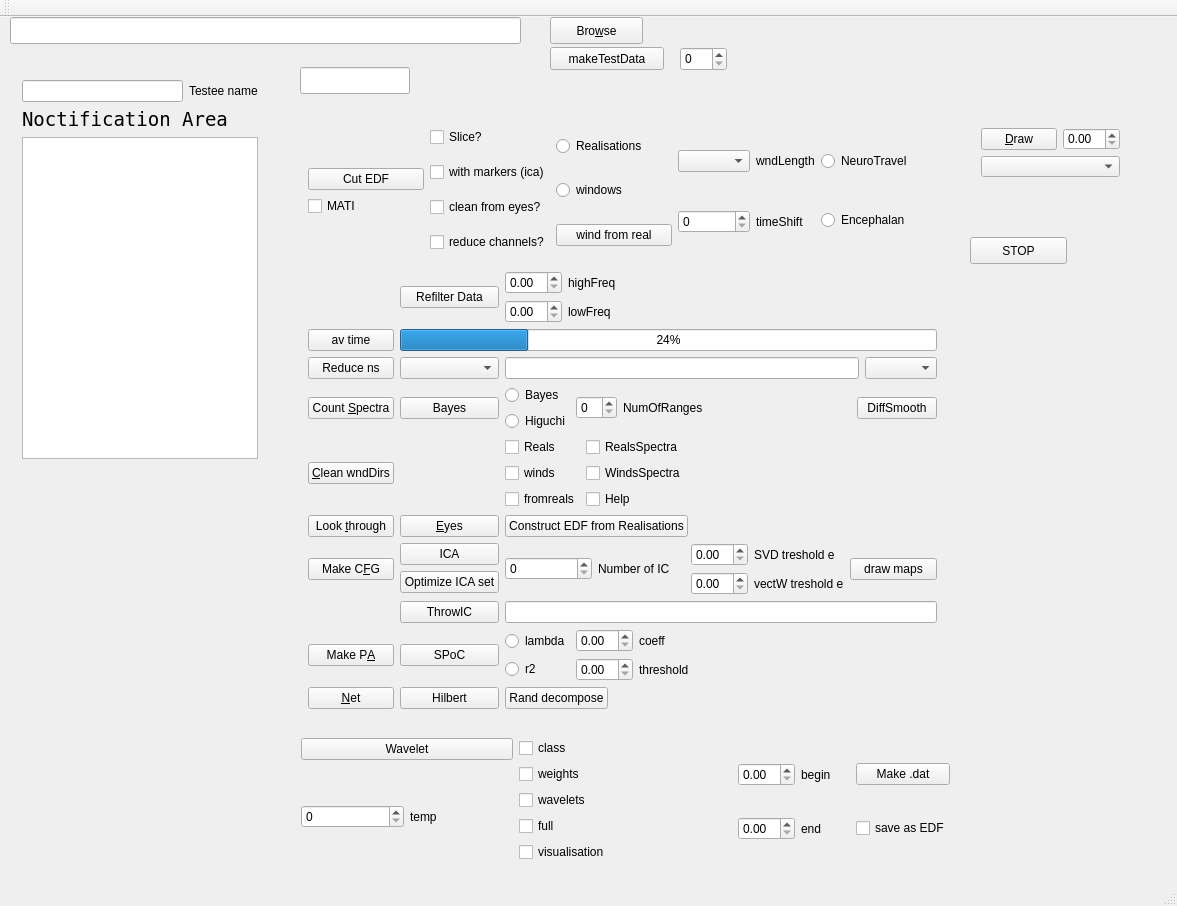
ArtfulVampire/SecondGUIrepo, file mainwindow.ui: the form before one commit.
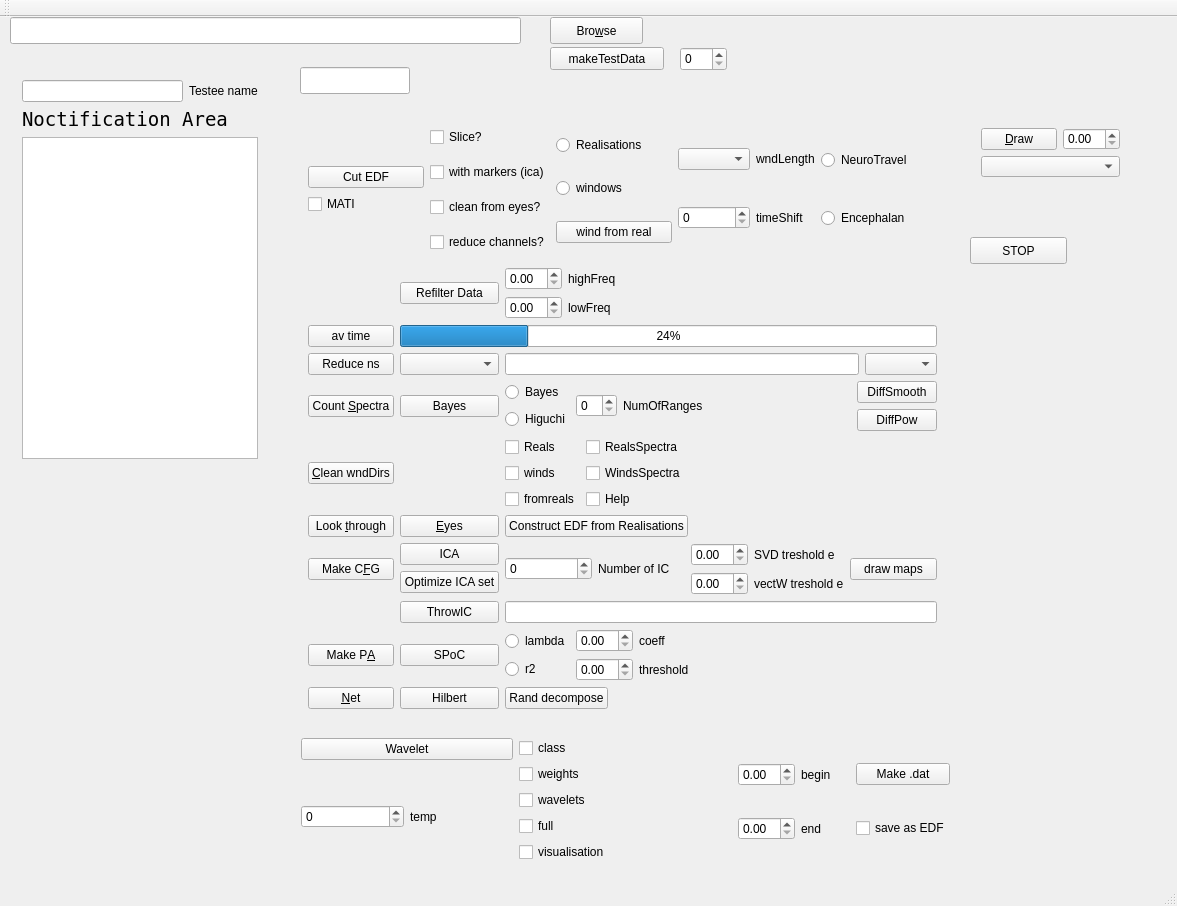
The form after the commit.

Diff of the .ui file:
```diff
--- a/mainwindow.ui
+++ b/mainwindow.ui
@@ -206,11 +206,22 @@
         </spacer>
        </item>
        <item>
-        <widget class="QPushButton" name="smoothProcButton">
+        <layout class="QVBoxLayout" name="verticalLayout_14">
+         <item>
+          <widget class="QPushButton" name="diffSmoothPushButton">
          <property name="text">
           <string>DiffSmooth</string>
          </property>
         </widget>
+         </item>
+         <item>
+          <widget class="QPushButton" name="diffPowPushButton">
+           <property name="text">
+            <string>DiffPow</string>
+           </property>
+          </widget>
+         </item>
+        </layout>
        </item>
       </layout>
      </item>
```
Lines whose indentation alone changed are shown as unchanged.
